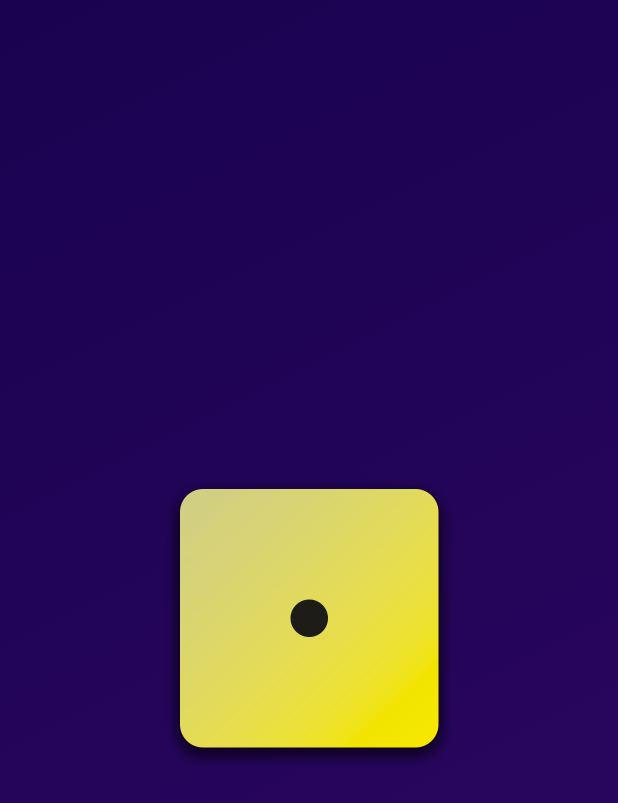
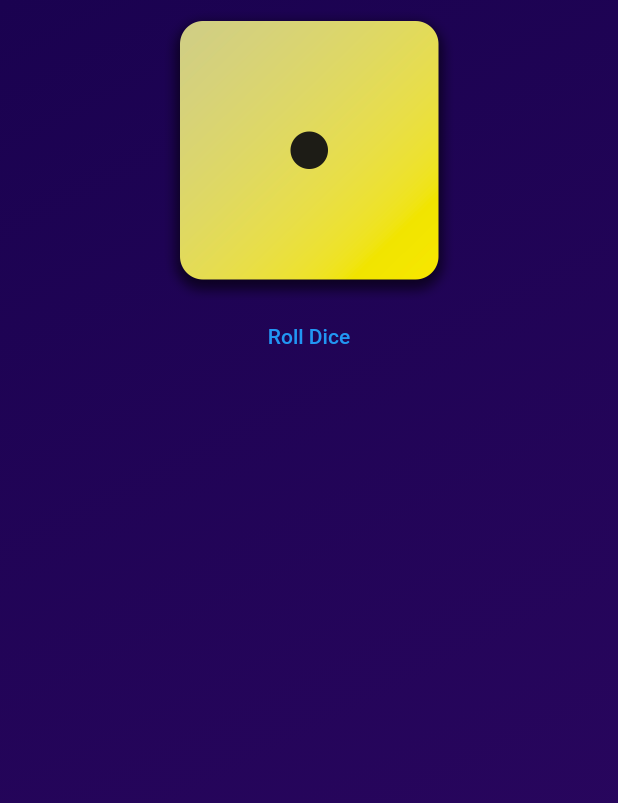
Before and after one commit to Shahab603/dice_app, a Flutter app: the screen it shows after launch, on a phone screen of 412 x 824 dp. Shown: the top 803 px of the screen. Run offline on Flutter 3.47's test engine with Material 2 defaults, Android fonts, the phone set to English and light mode, and no system bars.

Commit message:
27 - Adding Buttons & using Functions As Values

```diff
--- a/lib/gradient_container.dart
+++ b/lib/gradient_container.dart
@@ -10,6 +10,10 @@ class GradientContainer extends StatelessWidget {
 
   const GradientContainer(this.color1, this.color2, {super.key});
 
+  void rollDice (){
+    //whatever
+  }
+
   @override
   Widget build(BuildContext context) {
     return Container(
@@ -21,9 +25,17 @@ class GradientContainer extends StatelessWidget {
         ),
       ),
       child: Center(
-        child: Image.asset(
-          'assets/images/dice-1.png',
-          width: 200,
+        child: Column(
+          children: [
+            Image.asset(
+              'assets/images/dice-1.png',
+              width: 200,
+            ),
+             TextButton(
+              onPressed: rollDice,
+              child: const Text('Roll Dice'),
+            )
+          ],
         ),
       ),
     );
```
Also changed, not shown: 1 other file.
